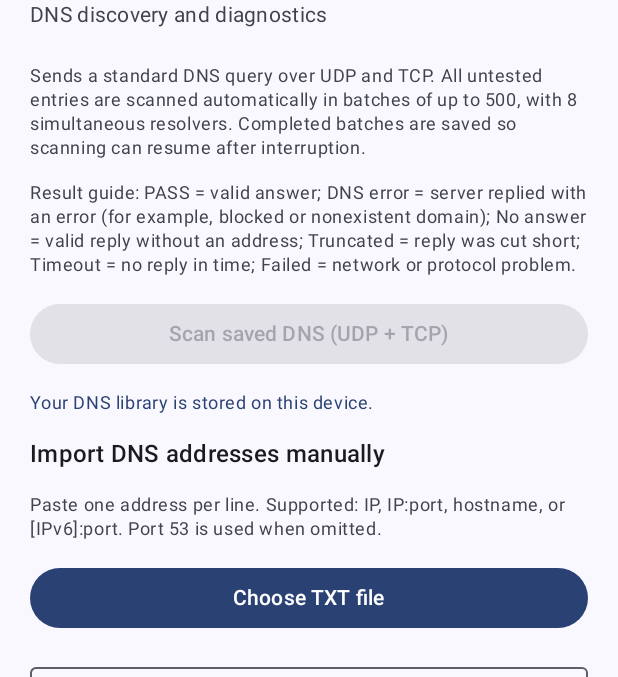
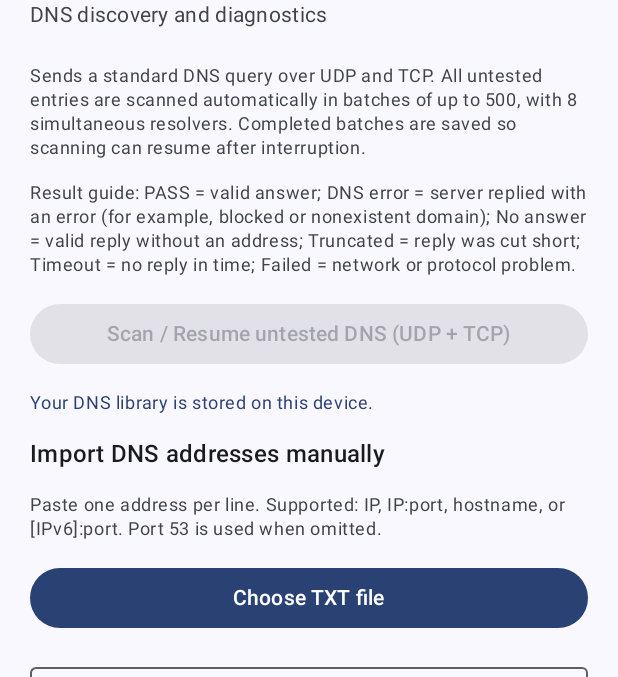
Before and after one commit to thisisvista/dns-sniper-x, an Android app built with Jetpack Compose: the screen it shows after launch (MainActivity), on a phone screen of 412 x 824 dp, the part 81-758 px from its top. Run offline under Robolectric (Android 15) with nearby library versions, the phone set to English and light mode, and no system bars; our stand-ins replace Room's generated code.

Commit message:
Complete scan progress and pause controls

```diff
--- a/app/src/main/java/com/thisisvista/dnssniperx/MainActivity.kt
+++ b/app/src/main/java/com/thisisvista/dnssniperx/MainActivity.kt
@@ -219,9 +219,6 @@ private fun DnsSniperXApp(dao: ResolverDao) {
                                     completed += results.size
                                     scanProgress = "$completed / ${pending.size}"
                                 }
-                                val udpSummary = summarizeStatuses(pending.mapNotNull { item ->
-                                    resolvers.firstOrNull { it.id == item.id }?.udpStatus
-                                })
                                 message = "Scan complete: $completed DNS entries tested and saved. New entries can be scanned in the next run."
                             } catch (cancelled: CancellationException) {
                                 message = "Scan paused. Completed batches were saved; press Resume to continue with remaining untested DNS entries."
@@ -266,6 +263,7 @@ private fun HomeContent(
     message: String,
     isCollecting: Boolean,
     isScanning: Boolean,
+    scanProgress: String,
     onCollect: () -> Unit,
     onCollectNetworkDns: (String) -> Unit,
     onScan: () -> Unit,
@@ -358,12 +356,10 @@ private fun HomeContent(
             style = MaterialTheme.typography.bodySmall,
             color = MaterialTheme.colorScheme.onSurfaceVariant
         )
-        Button(onClick = onScan, enabled = count > 0 && !isScanning && !isCollecting, modifier = Modifier.fillMaxWidth()) {
-            if (isScanning) {
-                CircularProgressIndicator(modifier = Modifier.height(18.dp), strokeWidth = 2.dp)
-                Text("  Scanning…")
-            } else Text("Scan saved DNS (UDP + TCP)")
+        Button(onClick = onScan, enabled = count > 0 && !isCollecting, modifier = Modifier.fillMaxWidth()) {
+            if (isScanning) Text("Pause scan") else Text("Scan / Resume untested DNS (UDP + TCP)")
         }
+        if (scanProgress.isNotBlank()) Text("Progress: $scanProgress", style = MaterialTheme.typography.bodySmall)
         Text(message, style = MaterialTheme.typography.bodySmall, color = MaterialTheme.colorScheme.primary)
 
         Text("Import DNS addresses manually", style = MaterialTheme.typography.titleMedium, fontWeight = FontWeight.SemiBold)
```
